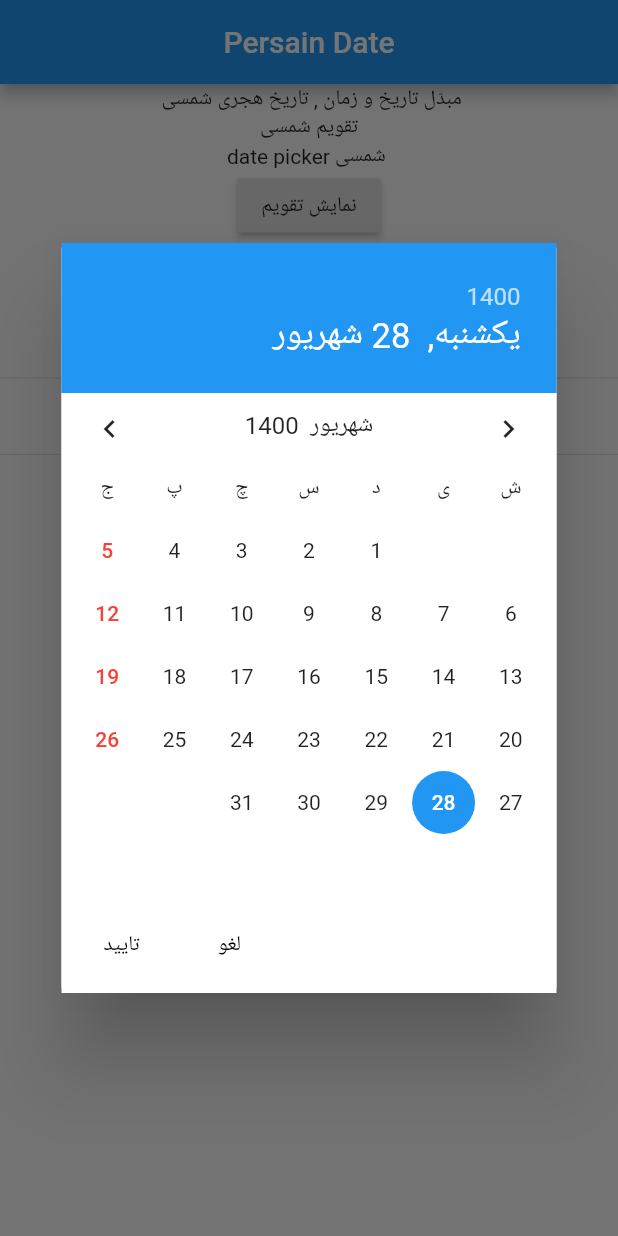
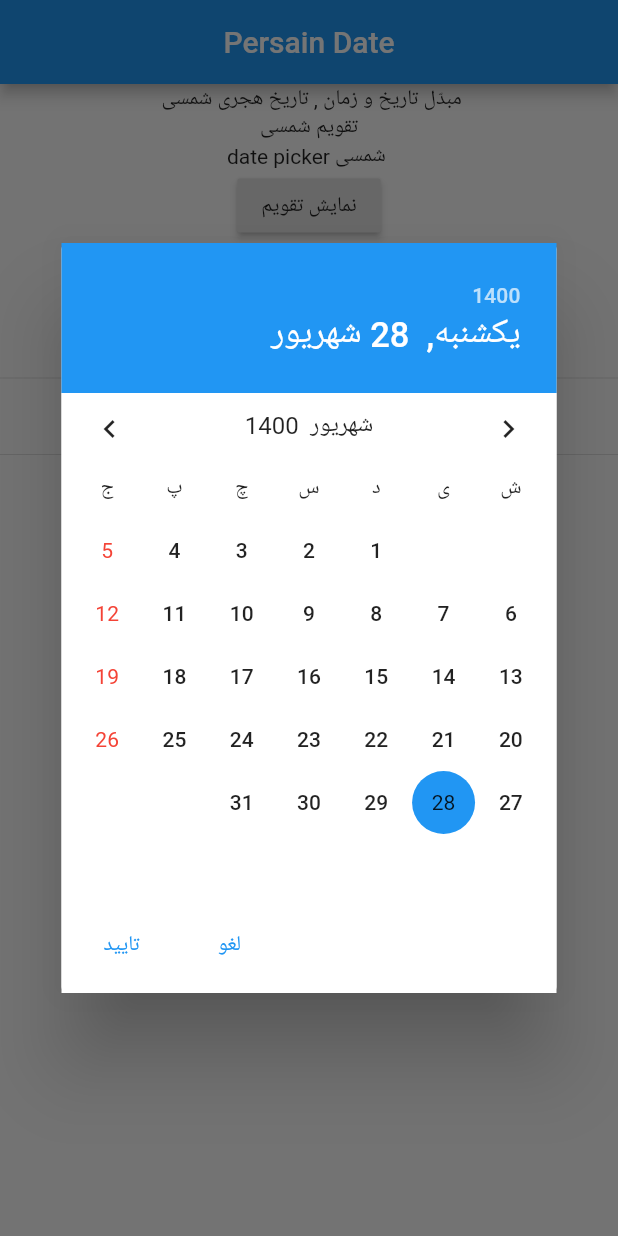
Before and after one commit to javad-zobeidi/jalali_calendar, a Flutter app: the screen it shows after launch, after a tap on "نمایش تقویم", on a phone screen of 412 x 824 dp. Run offline on Flutter 3.47's test engine with Material 2 defaults, Android fonts, the phone set to English and light mode, and no system bars; our stand-ins replace jiffy; missing offline and left inert: persian_date.

Commit message:
fix deprecate bugs & change warnings

```diff
--- a/lib/src/jalalicalendarpicker.dart
+++ b/lib/src/jalalicalendarpicker.dart
@@ -86,10 +86,10 @@ class _DatePickerHeader extends StatelessWidget {
         yearColor = mode == DatePickerMode.year ? Colors.white : Colors.white70;
         break;
     }
-    final TextStyle dayStyle = headerTextTheme.display1
+    final TextStyle dayStyle = headerTextTheme.bodyText1
         .copyWith(color: dayColor, height: 1.4, fontSize: 23.0);
     final TextStyle yearStyle =
-        headerTextTheme.subhead.copyWith(color: yearColor, height: 1.4);
+        headerTextTheme.subtitle2.copyWith(color: yearColor, height: 1.4);
 
     Color backgroundColor;
     switch (themeData.brightness) {
@@ -449,7 +449,7 @@ class DayPicker extends StatelessWidget {
                 !selectableDayPredicate(dayToBuild));
 
         BoxDecoration decoration;
-        TextStyle itemStyle = themeData.textTheme.body1;
+        TextStyle itemStyle = themeData.textTheme.bodyText1;
 
         final bool isSelectedDay =
             selectedPersainDate.year == getPearData.year &&
@@ -457,21 +457,21 @@ class DayPicker extends StatelessWidget {
                 selectedPersainDate.day == day;
         if (isSelectedDay) {
           // The selected day gets a circle background highlight, and a contrasting text color.
-          itemStyle = themeData.accentTextTheme.body2;
+          itemStyle = themeData.textTheme.bodyText2;
           decoration = BoxDecoration(
-              color: themeData.accentColor, shape: BoxShape.circle);
+              color: themeData.colorScheme.secondary, shape: BoxShape.circle);
         } else if (disabled) {
-          itemStyle = themeData.textTheme.body1
+          itemStyle = themeData.textTheme.bodyText1
               .copyWith(color: themeData.disabledColor);
         } else if (currentPDate.year == getPearData.year &&
             currentPDate.month == getPearData.month &&
             currentPDate.day == day) {
           // The current day gets a different text color.
           itemStyle =
-              themeData.textTheme.body2.copyWith(color: themeData.accentColor);
+              themeData.textTheme.bodyText2.copyWith(color: themeData.colorScheme.secondary);
         } else if (getHolidy.isHoliday) {
           // The current day gets a different text color.
-          itemStyle = themeData.textTheme.body2.copyWith(color: Colors.red);
+          itemStyle = themeData.textTheme.bodyText2.copyWith(color: Colors.red);
         }
         Widget dayWidget = Container(
           decoration: decoration,
@@ -519,7 +519,7 @@ class DayPicker extends StatelessWidget {
                   child: ExcludeSemantics(
                     child: Text(
                       "${pdate.monthname}  ${pdate.year}",
-                      style: themeData.textTheme.subhead,
+                      style: themeData.textTheme.subtitle1,
                     ),
                   ),
                 ),
@@ -880,7 +880,7 @@ class _YearPickerState extends State<YearPicker> {
   Widget build(BuildContext context) {
     assert(debugCheckHasMaterial(context));
     final ThemeData themeData = Theme.of(context);
-    final TextStyle style = themeData.textTheme.body1;
+    final TextStyle style = themeData.textTheme.bodyText1;
 
     return ListView.builder(
       controller: scrollController,
@@ -893,8 +893,8 @@ class _YearPickerState extends State<YearPicker> {
             DateTime(year, widget.selectedDate.month, widget.selectedDate.day);
         var pYear = PersianDate.pDate(gregorian: dateee.toString());
         final TextStyle itemStyle = isSelected
-            ? themeData.textTheme.headline
-                .copyWith(color: themeData.accentColor)
+            ? themeData.textTheme.bodyText1
+                .copyWith(color: themeData.colorScheme.secondary)
             : style;
         return InkWell(
           key: ValueKey<int>(year),
@@ -1129,11 +1129,11 @@ class _DatePickerDialogState extends State<_DatePickerDialog> {
     );
     final Widget actions = ButtonBar(
       children: <Widget>[
-        FlatButton(
+        TextButton(
           child: Text("لغو"),
           onPressed: _handleCancel,
         ),
-        FlatButton(
+        TextButton(
           child: Text("تایید"),
           onPressed: _handleOk,
         ),
```
Also changed, not shown: lib/src/datepicker.dart (+4 -4 lines), 1 other file.
